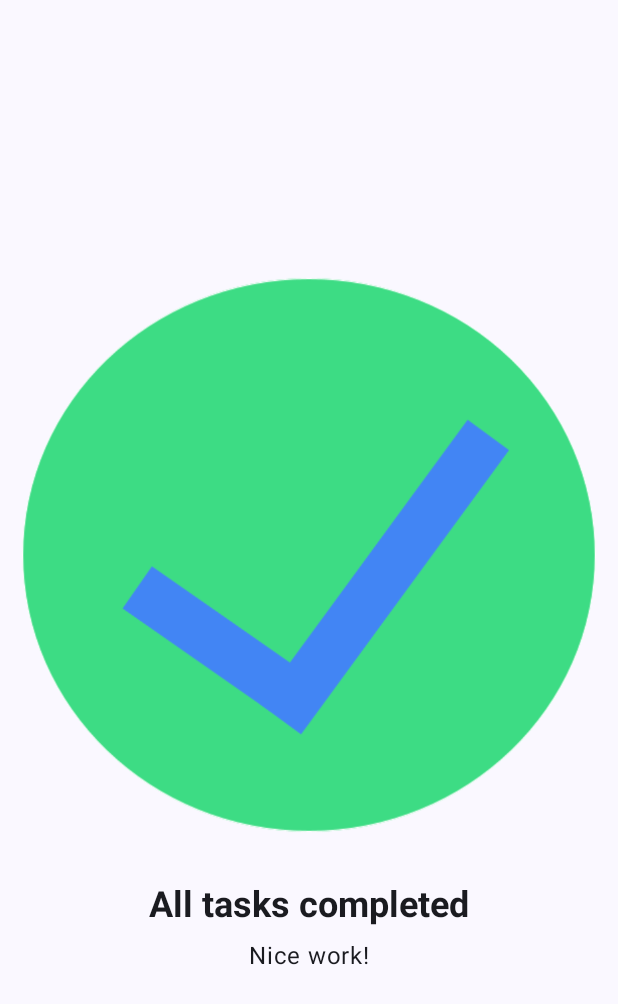
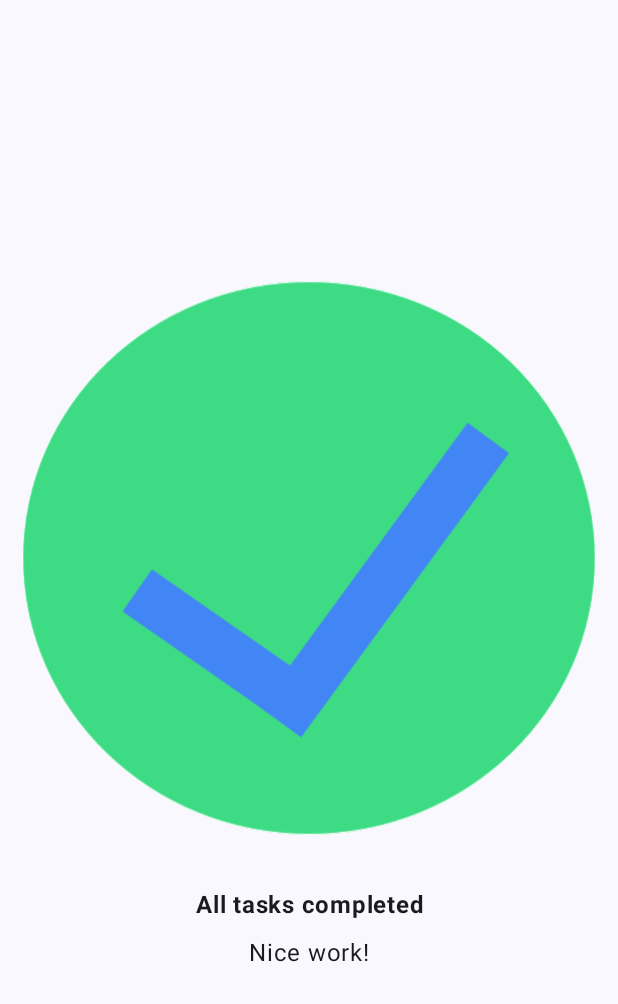
Before and after one commit to lxzLocus/tutorial_Taskmanager, an Android app built with Jetpack Compose: the screen it shows after launch (MainActivity), on a phone screen of 412 x 824 dp. Shown: the top 1004 px of the screen. Run offline under Robolectric (Android 15) with nearby library versions, the phone set to English and light mode, and no system bars.

```diff
--- a/app/src/main/java/com/example/tutorial_taskmanager/MainActivity.kt
+++ b/app/src/main/java/com/example/tutorial_taskmanager/MainActivity.kt
@@ -7,7 +7,9 @@ import androidx.compose.foundation.Image
 import androidx.compose.foundation.layout.Arrangement
 import androidx.compose.foundation.layout.Box
 import androidx.compose.foundation.layout.Column
+import androidx.compose.foundation.layout.fillMaxHeight
 import androidx.compose.foundation.layout.fillMaxSize
+import androidx.compose.foundation.layout.fillMaxWidth
 import androidx.compose.foundation.layout.padding
 import androidx.compose.material3.MaterialTheme
 import androidx.compose.material3.Surface
@@ -48,27 +50,22 @@ class MainActivity : ComponentActivity() {
 
 @Composable
 fun ScreenTaskCompleted(mainText: String, subText: String, modifier: Modifier = Modifier) {
-    val image = painterResource(R.drawable.ic_task_completed)
 
     Column(
         verticalArrangement = Arrangement.Center,
         horizontalAlignment = Alignment.CenterHorizontally,
         modifier = modifier
+            .fillMaxWidth() //Add
+            .fillMaxHeight() //Add
 
     ){
         Image(
-            painter = image,
-            contentDescription = null,
-            modifier = Modifier
-
+            painter = painterResource(R.drawable.ic_task_completed),
+            contentDescription = null
         )
         Text(
             text = mainText,
-            style = TextStyle(
-                fontWeight = FontWeight.Bold,
-                fontSize = 24.sp
-            ),
-            fontSize = 24.sp,
+            fontWeight = FontWeight.Bold,
             textAlign = TextAlign.Center,
             modifier = Modifier
                 .padding(top = 24.dp)
```
